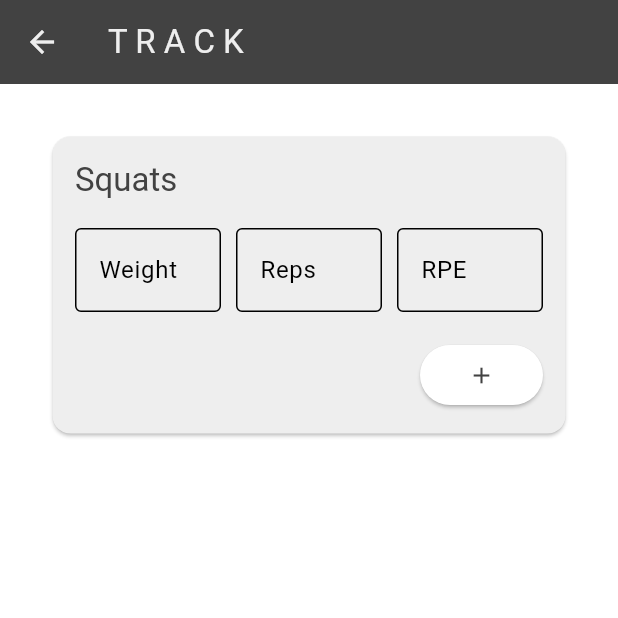
After one commit to Alex-Andersxn/minimal-fitness-app, a Flutter app: the screen it shows once a user with an empty profile is signed in, in the side drawer, after a tap on "T R A C K", on a phone screen of 412 x 824 dp, the top half of it. The commit adds this screen. Run offline on Flutter 3.47's test engine with Material 3 defaults, Android fonts, the phone set to English and light mode, and no system bars; our stand-ins replace cloud_firestore, firebase_auth, firebase_core, font_awesome_flutter, material_design_icons_flutter; accounts and stored records are empty; network calls fail.

Commit message:
added the exercise card and looked into how im going to store the data.

```diff
--- a/lib/components/my_drawer.dart
+++ b/lib/components/my_drawer.dart
@@ -1,5 +1,7 @@
 import 'package:firebase_auth/firebase_auth.dart';
 import 'package:flutter/material.dart';
+import 'package:font_awesome_flutter/font_awesome_flutter.dart';
+import 'package:material_design_icons_flutter/material_design_icons_flutter.dart';
 
 class MyDrawer extends StatelessWidget {
   const MyDrawer({super.key});
@@ -45,6 +47,75 @@ class MyDrawer extends StatelessWidget {
             ),
           ),
           const SizedBox(height: 25),
+
+          Padding(
+            padding: const EdgeInsets.only(left: 25.0),
+            child: ListTile(
+              leading: Icon(
+                Icons.fitness_center,
+                color: Theme.of(context).colorScheme.inversePrimary,
+              ),
+              title: const Text("T R A C K"),
+              onTap: () {
+                Navigator.pop(context);
+                //navigate to Profile page
+                Navigator.pushNamed(context, "/track_workout_page");
+              }
+            ),
+          ),
+          const SizedBox(height: 25),
+
+          // Padding(
+          //   padding: const EdgeInsets.only(left: 25.0),
+          //   child: ListTile(
+          //     leading: Icon(
+          //       Icons.run_circle,
+          //       color: Theme.of(context).colorScheme.inversePrimary,
+          //     ),
+          //     title: const Text("R U N"),
+          //     onTap: () {
+          //       Navigator.pop(context);
+          //       //navigate to Profile page
+          //       Navigator.pushNamed(context, "/");
+          //     }
+          //   ),
+          // ),
+          // const SizedBox(height: 25),
+
+          // Padding(
+          //   padding: const EdgeInsets.only(left: 25.0),
+          //   child: ListTile(
+          //     leading: Icon(
+          //       Icons.timeline,
+          //       color: Theme.of(context).colorScheme.inversePrimary,
+          //     ),
+          //     title: const Text("P E R F O M A N C E"),
+          //     onTap: () {
+          //       Navigator.pop(context);
+          //       //navigate to Profile page
+          //       Navigator.pushNamed(context, "/");
+          //     }
+          //   ),
+          // ),
+          // const SizedBox(height: 25),
+
+          // Padding(
+          //   padding: const EdgeInsets.only(left: 25.0),
+          //   child: ListTile(
+          //     leading: FaIcon(
+          //       MdiIcons.yoga,
+          //       color: Theme.of(context).colorScheme.inversePrimary,
+          //     ),
+          //     title: const Text("S T R E T C H"),
+          //     onTap: () {
+          //       Navigator.pop(context);
+          //       //navigate to Profile page
+          //       Navigator.pushNamed(context, "/");
+          //     }
+          //   ),
+          // ),
+          // const SizedBox(height: 25),
+
 
           //profile tile
           Padding(
--- /dev/null
+++ b/lib/components/my_exercise_card.dart
@@ -0,0 +1,129 @@
+import 'package:flutter/material.dart';
+
+class MyExerciseCard extends StatefulWidget {
+  final String exerciseName;
+
+  const MyExerciseCard({
+    Key? key,
+    required this.exerciseName,
+  }) : super(key: key);
+
+  @override
+  _MyExerciseCardState createState() => _MyExerciseCardState();
+}
+
+class _MyExerciseCardState extends State<MyExerciseCard> {
+  final List<Widget> _exerciseRows = [];
+
+  @override
+  void initState() {
+    super.initState();
+    _addNewRow();
+  }
+
+  void _addNewRow() {
+    setState(() {
+      _exerciseRows.add(_buildExerciseRow(_exerciseRows.length));
+    });
+  }
+
+  void _removeRow(int index) {
+    setState(() {
+      if (_exerciseRows.length > 1) {
+        _exerciseRows.removeAt(index);
+      }
+    });
+  }
+
+  Widget _buildExerciseRow(int index) {
+    return Padding(
+      padding: const EdgeInsets.symmetric(vertical: 8.0),
+      child: Dismissible(
+        key: ValueKey(index),
+        direction: DismissDirection.endToStart,
+        background: Container(
+          alignment: Alignment.centerRight,
+          color: Colors.green,
+          padding: const EdgeInsets.symmetric(horizontal: 20.0),
+          child: const Icon(Icons.delete, color: Colors.white),
+        ),
+        onDismissed: (direction) => _removeRow(index),
+        child: const Row(
+          children: [
+            Expanded(
+              child: TextField(
+                decoration: InputDecoration(
+                  labelText: 'Weight',
+                  border: OutlineInputBorder(),
+                ),
+                keyboardType: TextInputType.number,
+              ),
+            ),
+            SizedBox(width: 10),
+            Expanded(
+              child: TextField(
+                decoration: InputDecoration(
+                  labelText: 'Reps',
+                  border: OutlineInputBorder(),
+                ),
+                keyboardType: TextInputType.number,
+              ),
+            ),
+            SizedBox(width: 10),
+            Expanded(
+              child: TextField(
+                decoration: InputDecoration(
+                  labelText: 'RPE',
+                  border: OutlineInputBorder(),
+                ),
+                keyboardType: TextInputType.number,
+              ),
+            ),
+          ],
+        ),
+      ),
+    );
+  }
+
+  @override
+  Widget build(BuildContext context) {
+    return Card(
+      color: Theme.of(context).colorScheme.primary,
+      margin: const EdgeInsets.all(10.0),
+      child: Padding(
+        padding: const EdgeInsets.all(15.0),
+        child: Column(
+          crossAxisAlignment: CrossAxisAlignment.start,
+          children: [
+            Text(
+              widget.exerciseName,
+              style: Theme.of(context).textTheme.headline6,
+            ),
+            const SizedBox(height: 10),
+            Column(
+              children: _exerciseRows,
+            ),
+            const SizedBox(height: 10),
+            Row(
+              mainAxisAlignment: MainAxisAlignment.end,
+              children: [
+                ElevatedButton(
+                  onPressed: _addNewRow,
+                  // child: const Text('Add Set'),
+                  child: Container(
+                    padding: const EdgeInsets.all(8.0),
+                    // color: Colors.cyan,
+                    child: Icon(
+                      Icons.add,
+                      color: Theme.of(context).colorScheme.inversePrimary,
+                    ),
+                  ),
+                ),
+              ],
+            ),
+          ],
+        ),
+      ),
+    );
+  }
+}
--- a/lib/main.dart
+++ b/lib/main.dart
@@ -5,6 +5,7 @@ import 'package:minimal_fitness_app/auth/login_or_register.dart';
 import 'package:minimal_fitness_app/firebase_options.dart';
 import 'package:minimal_fitness_app/pages/home_page.dart';
 import 'package:minimal_fitness_app/pages/profile_page.dart';
+import 'package:minimal_fitness_app/pages/track_workout_page.dart';
 import 'package:minimal_fitness_app/pages/users_page.dart';
 import 'package:minimal_fitness_app/theme/dark_mode.dart';
 import 'package:minimal_fitness_app/theme/light_mode.dart';
@@ -31,6 +32,7 @@ class MainApp extends StatelessWidget {
         "/home_page":(context) => HomePage(),
         "/profile_page":(context) => ProfilePage(),
         "/users_page":(context) => const UsersPage(),
+        "/track_workout_page":(context) => TrackWorkoutPage(),
       },
     );
   }
--- a/lib/pages/home_page.dart
+++ b/lib/pages/home_page.dart
@@ -42,7 +42,7 @@ class HomePage extends StatelessWidget {
     return Scaffold(
       appBar: AppBar(
         title: Text(
-          "T R A C K",
+          "H O M E",
           style: TextStyle(
             color: Theme.of(context).colorScheme.primary, // Change this to the desired text color
           ),
--- /dev/null
+++ b/lib/pages/track_workout_page.dart
@@ -0,0 +1,166 @@
+import 'package:cloud_firestore/cloud_firestore.dart';
+import 'package:firebase_auth/firebase_auth.dart';
+import 'package:firebase_core/firebase_core.dart';
+import 'package:flutter/material.dart';
+import 'package:minimal_fitness_app/components/my_back_button.dart';
+import 'package:minimal_fitness_app/components/my_drawer.dart';
+import 'package:minimal_fitness_app/components/my_exercise_card.dart';
+import 'package:minimal_fitness_app/components/my_list_tile.dart';
+import 'package:minimal_fitness_app/components/my_post_button.dart';
+import 'package:minimal_fitness_app/components/my_textfield.dart';
+import 'package:minimal_fitness_app/database/firestore.dart';
+import 'dart:developer';
+
+
+class TrackWorkoutPage extends StatelessWidget {
+  TrackWorkoutPage({super.key});
+
+  // firestore access
+  final FirestoreDatabase database = FirestoreDatabase();
+
+  // text controller
+  final TextEditingController newPostController = TextEditingController();
+
+  // exercise card controller
+  final TextEditingController weightController = TextEditingController();
+  final TextEditingController repsController = TextEditingController();
+  final TextEditingController rpeController = TextEditingController();
+
+  // post a message
+  void postMessage(){
+
+    if(newPostController.text.isNotEmpty){
+
+      //post message
+      String message = newPostController.text;
+
+      database.addPost(message);
+    }
+
+    // clear the controller
+    newPostController.clear();
+
+  }
+
+
+  @override
+  Widget build(BuildContext context) {
+    return Scaffold(
+      appBar: AppBar(
+        title: Text(
+          "T R A C K",
+          style: TextStyle(
+            color: Theme.of(context).colorScheme.primary, // Change this to the desired text color
+          ),
+        ),
+
+
+        backgroundColor: Theme.of(context).colorScheme.inversePrimary,
+        elevation: 0,
+        iconTheme: IconThemeData(
+          color: Theme.of(context).colorScheme.primary, // Drawer icon color
+        ),
+
+      ),
+      // drawer: const MyDrawer(),
+
+      body: Padding(
+        padding: const EdgeInsets.all(25.0),
+        child: Column(
+          children: [
+
+            // // text box for yuser to type
+            // Row(
+            //   children: [
+
+            //     //text field
+            //     Expanded(child:
+            //       MyTextField(
+            //         hintText: "Say something..",
+            //         obscureText: false,
+            //         controller: newPostController,
+            //       ),
+            //     ),
+
+            //     // post button
+            //     Center(
+
+            //       child: MyPostButton(
+            //         onTap: (){
+
+            //           postMessage();
+            //         },
+            //       ),
+            //     ),
+            //   ],
+            // ),
+
+
+
+            // // POSTS
+            // StreamBuilder(
+            //   stream: database.getPostStream(),
+            //   builder: (context, snapshot){
+            //     //show loading circle
+            //     if (snapshot.connectionState == ConnectionState.waiting){
+            //       return const Center(
+            //         child: CircularProgressIndicator(),
+            //       );
+            //     }
+
+            //     //get all posts
+            //     final posts = snapshot.data!.docs;
+
+            //     //no data ?
+            //     if(snapshot.data == null || posts.isEmpty){
+            //       return const Center(
+            //         child: Padding(
+            //           padding: EdgeInsets.all(25.0),
+            //           child: Text("No posts.. post something!"),
+            //         )
+            //       );
+            //     }
+
+            //     //return as list
+            //     return Expanded(
+            //       child: ListView.builder(
+            //         itemCount: posts.length,
+            //         itemBuilder: (context, index){
+            //           // get each individual post
+            //           final post = posts[index];
+
+            //           // get data form each post
+            //           String message = post['PostMessage'];
+            //           String userEmail = post['UserEmail'];
+            //           Timestamp timestamp= post['TimeStamp'];
+
+            //           // return as a list tile
+            //           return MyListTile(title: message, subTitle: userEmail);
+            //         },
+            //       )
+            //     );
+            //   }
+            // ),
+
+            // MyExerciseCard(exerciseName: "Squats", weightController: weightController, repsController: repsController, rpeController: rpeController),
+
+            MyExerciseCard(exerciseName: "Squats"),
+
+            // Padding(
+            //   padding: const EdgeInsets.only(left: 20.0, right: 20.0, bottom: 10.0),
+            //   child: Container(
+            //     decoration: BoxDecoration(
+            //       // color: Theme.of(context).colorScheme.secondary,
+            //       color: Colors.deepPurple[400],
+            //       borderRadius: BorderRadius.circular(12),
+            //     ),
+            //   ),
+            // ),
+
+
+          ],
+        ),
+      ),
+    );
+  }
+}
--- a/pubspec.yaml
+++ b/pubspec.yaml
@@ -12,6 +12,9 @@ dependencies:
   firebase_core: ^2.27.0
   flutter:
     sdk: flutter
+  font_awesome_flutter: ^10.7.0
+  material_design_icons_flutter: ^7.0.7296
+  provider:
 
 dev_dependencies:
   flutter_test:
```
Also changed, not shown: lib/pages/home_page copy.dart (deleted, +0 -137 lines), pubspec.lock.
